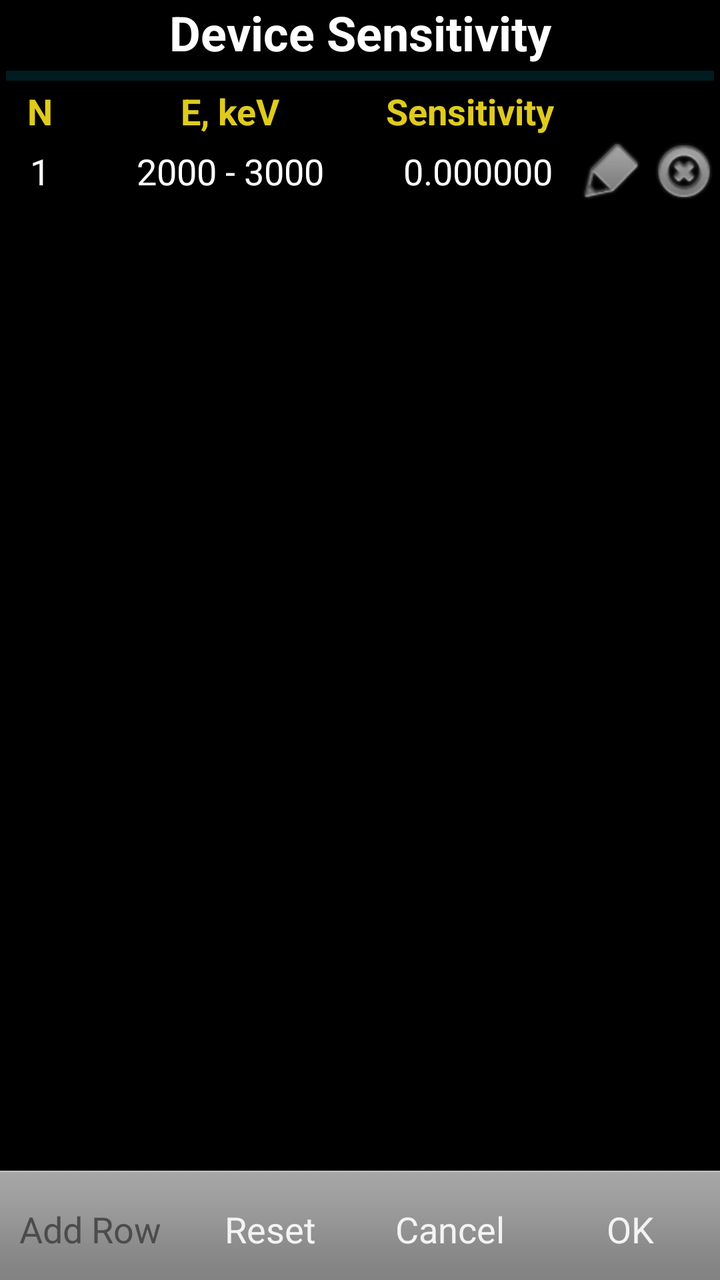
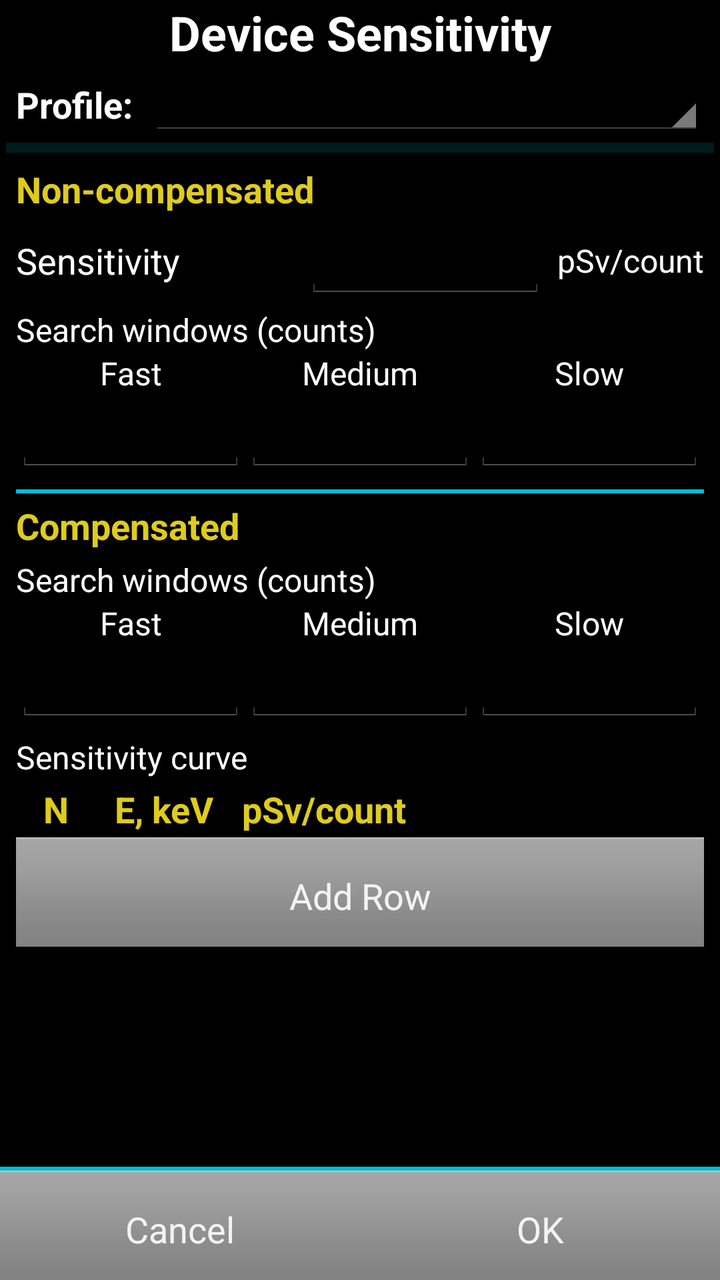

Two renders of the same Android screen: before a commit and after it. Below are the layout's source before the change and the commit's diff.
<!-- AndroidManifest.xml: application theme AppTheme -->
<!-- res/layout/activity_atom_spectra_sensivity.xml -->
<?xml version="1.0" encoding="utf-8"?>
<androidx.constraintlayout.widget.ConstraintLayout xmlns:android="http://schemas.android.com/apk/res/android"
    xmlns:app="http://schemas.android.com/apk/res-auto"
    xmlns:tools="http://schemas.android.com/tools"
    android:layout_width="match_parent"
    android:layout_height="match_parent"
    tools:context=".AtomSpectraSensitivity">

    <TextView
        android:id="@+id/textSenseCaption"
        android:layout_width="0dp"
        android:layout_height="wrap_content"
        android:gravity="center"
        android:text="@string/detector_sensitivity"
        android:textSize="24sp"
        android:textStyle="bold"
        app:layout_constraintEnd_toEndOf="parent"
        app:layout_constraintStart_toStartOf="parent"
        app:layout_constraintTop_toTopOf="parent" />

    <View
        android:id="@+id/topSenseDivider"
        android:layout_width="0dp"
        android:layout_height="5dp"
        android:layout_margin="3dp"
        android:background="?android:attr/listDivider"
        android:backgroundTint="@color/colorDivider"
        android:foreground="@drawable/divider"
        app:layout_constraintEnd_toEndOf="parent"
        app:layout_constraintStart_toStartOf="parent"
        app:layout_constraintTop_toBottomOf="@+id/textSenseCaption" />

    <androidx.constraintlayout.widget.Guideline
        android:id="@+id/guideline5"
        android:layout_width="wrap_content"
        android:layout_height="wrap_content"
        android:orientation="vertical"
        app:layout_constraintGuide_percent="0.5523114"
        app:layout_constraintStart_toStartOf="parent" />

    <TableLayout
        android:id="@+id/tableLayout"
        android:layout_width="match_parent"
        android:layout_height="wrap_content"
        android:layout_marginTop="3dp"
        app:layout_constraintEnd_toEndOf="parent"
        app:layout_constraintStart_toStartOf="parent"
        app:layout_constraintTop_toBottomOf="@+id/topSenseDivider">

        <TableRow
            android:layout_width="match_parent"
            android:layout_height="match_parent">

            <TextView
                android:id="@+id/textViewNHeader"
                android:layout_width="40dp"
                android:layout_height="wrap_content"
                android:gravity="center"
                android:text="N"
                android:textColor="@color/colorHeader"
                android:textSize="18sp"
                android:textStyle="bold" />

            <TextView
                android:id="@+id/textViewEHeader"
                android:layout_width="150dp"
                android:layout_height="wrap_content"
                android:gravity="center"
                android:text="@string/sens_energy_kev"
                android:textColor="@color/colorHeader"
                android:textSize="18sp"
                android:textStyle="bold" />

            <TextView
                android:id="@+id/textViewSensHeader"
                android:layout_width="match_parent"
                android:layout_height="wrap_content"
                android:layout_weight="1"
                android:gravity="center"
                android:text="@string/sens_sensitivity"
                android:textColor="@color/colorHeader"
                android:textSize="18sp"
                android:textStyle="bold" />

            <TextView
                android:id="@+id/textViewDelHeader"
                android:layout_width="80dp"
                android:layout_height="wrap_content"
                android:gravity="center"
                android:textColor="@color/colorHeader"
                android:textSize="18sp"
                android:textStyle="bold" />
        </TableRow>

    </TableLayout>

    <ScrollView
        android:id="@+id/scrollSenseRows"
        android:layout_width="match_parent"
        android:layout_height="0dp"
        app:layout_constraintBottom_toTopOf="@+id/linearLayout"
        app:layout_constraintEnd_toEndOf="parent"
        app:layout_constraintStart_toStartOf="parent"
        app:layout_constraintTop_toBottomOf="@+id/tableLayout">

        <LinearLayout
            android:layout_width="match_parent"
            android:layout_height="wrap_content"
            android:orientation="vertical">

            <TableLayout
                android:id="@+id/tableSensitivity"
                android:layout_width="match_parent"
                android:layout_height="match_parent">

                <TableRow
                    android:layout_width="match_parent"
                    android:layout_height="match_parent">

                    <TextView
                        android:id="@+id/textN0"
                        android:layout_width="40dp"
                        android:layout_height="wrap_content"
                        android:gravity="center"
                        android:text="1"
                        android:textSize="18sp" />

                    <TextView
                        android:id="@+id/editEnergy0"
                        android:layout_width="150dp"
                        android:layout_height="wrap_content"
                        android:gravity="center"
                        android:singleLine="true"
                        android:text="2000 - 3000"
                        android:textSize="18sp" />

                    <TextView
                        android:id="@+id/editSensitivity0"
                        android:layout_width="match_parent"
                        android:layout_height="wrap_content"
                        android:layout_weight="1"
                        android:digits="01234567890.,Ee"
                        android:gravity="center"
                        android:singleLine="true"
                        android:text="0.000000"
                        android:textSize="18sp" />

                    <Button
                        android:id="@+id/buttonSensEdit"
                        android:layout_width="36dp"
                        android:layout_height="36dp"
                        android:enabled="false"
                        android:onClick="onEditButton"
                        android:background="@drawable/menu_edit" />

                    <Button
                        android:id="@+id/buttonSensDelete"
                        android:layout_width="36dp"
                        android:layout_height="36dp"
                        android:enabled="false"
                        android:onClick="onRemoveButton"
                        android:background="@drawable/menu_clear_spectrum" />

                </TableRow>

            </TableLayout>
        </LinearLayout>
    </ScrollView>

    <LinearLayout
        android:id="@+id/linearLayout"
        android:layout_width="match_parent"
        android:layout_height="wrap_content"
        android:orientation="horizontal"
        app:layout_constraintBottom_toBottomOf="parent"
        app:layout_constraintEnd_toEndOf="parent"
        app:layout_constraintStart_toStartOf="parent">

        <Button
            android:id="@+id/buttonSensAdd"
            style="@android:style/ButtonBar"
            android:layout_width="wrap_content"
            android:layout_height="wrap_content"
            android:layout_weight="1"
            android:onClick="onAddButton"
            android:enabled="false"
            android:text="@string/sensitivity_add_row" />

        <Button
            android:id="@+id/buttonSensReset"
            style="@android:style/ButtonBar"
            android:layout_width="wrap_content"
            android:layout_height="wrap_content"
            android:layout_weight="1"
            android:onClick="onResetButton"
            android:text="@string/sensitivity_reset_data" />

        <Button
            android:id="@+id/buttonSensCancel"
            style="@android:style/ButtonBar"
            android:layout_width="wrap_content"
            android:layout_height="wrap_content"
            android:layout_weight="1"
            android:onClick="onCancelButton"
            android:text="@android:string/cancel" />

        <Button
            android:id="@+id/buttonSensOk"
            style="@android:style/ButtonBar"
            android:layout_width="wrap_content"
            android:layout_height="wrap_content"
            android:layout_weight="1"
            android:onClick="onOkButton"
            android:text="@android:string/ok" />
    </LinearLayout>

</androidx.constraintlayout.widget.ConstraintLayout>
<!-- resources referenced by this layout -->
<resources>
  <color name="colorDivider">#FF00BCD4</color>
  <color name="colorHeader">#FFDFCB1E</color>
  <!-- drawable divider: png bitmap (drawable, 3113 bytes) -->
  <!-- drawable menu_clear_spectrum: png bitmap (drawable-hdpi, 19103 bytes) -->
  <!-- drawable menu_edit: png bitmap (drawable-hdpi, 9958 bytes) -->
  <string name="detector_sensitivity">Device Sensitivity</string>
  <string name="sens_energy_kev">E, keV</string>
  <string name="sens_sensitivity">Sensitivity</string>
  <string name="sensitivity_add_row">Add Row</string>
  <string name="sensitivity_reset_data">Reset</string>
  <style name="AppTheme" parent="AppBaseTheme">
          <item name="android:colorPrimary">@color/color_main</item>
          <item name="android:textColor">@color/color_main</item>
          <item name="android:colorAccent">@color/color_main</item>
          
  
      </style>
  <style name="AppBaseTheme" parent="android:Theme.Holo">
          
      </style>
</resources>

<!-- the commit's change to res/layout/activity_atom_spectra_sensivity.xml (unified diff, before → after) -->
@@ -18,6 +18,34 @@
         app:layout_constraintStart_toStartOf="parent"
         app:layout_constraintTop_toTopOf="parent" />
 
+    <LinearLayout
+        android:id="@+id/profileRow"
+        android:layout_width="0dp"
+        android:layout_height="wrap_content"
+        android:layout_marginStart="8dp"
+        android:layout_marginEnd="8dp"
+        android:layout_marginTop="4dp"
+        android:gravity="center_vertical"
+        android:orientation="horizontal"
+        app:layout_constraintEnd_toEndOf="parent"
+        app:layout_constraintStart_toStartOf="parent"
+        app:layout_constraintTop_toBottomOf="@+id/textSenseCaption">
+
+        <TextView
+            android:layout_width="wrap_content"
+            android:layout_height="wrap_content"
+            android:text="@string/profile_selector_label"
+            android:textSize="18sp"
+            android:textStyle="bold" />
+
+        <Spinner
+            android:id="@+id/spinnerProfile"
+            android:layout_width="0dp"
+            android:layout_height="wrap_content"
+            android:layout_marginStart="8dp"
+            android:layout_weight="1" />
+    </LinearLayout>
+
     <View
         android:id="@+id/topSenseDivider"
         android:layout_width="0dp"
@@ -28,190 +56,399 @@
         android:foreground="@drawable/divider"
         app:layout_constraintEnd_toEndOf="parent"
         app:layout_constraintStart_toStartOf="parent"
-        app:layout_constraintTop_toBottomOf="@+id/textSenseCaption" />
-
-    <androidx.constraintlayout.widget.Guideline
-        android:id="@+id/guideline5"
-        android:layout_width="wrap_content"
-        android:layout_height="wrap_content"
-        android:orientation="vertical"
-        app:layout_constraintGuide_percent="0.5523114"
-        app:layout_constraintStart_toStartOf="parent" />
-
-    <TableLayout
-        android:id="@+id/tableLayout"
+        app:layout_constraintTop_toBottomOf="@+id/profileRow" />
+
+    <ScrollView
+        android:id="@+id/scrollSense"
         android:layout_width="match_parent"
-        android:layout_height="wrap_content"
-        android:layout_marginTop="3dp"
+        android:layout_height="0dp"
+        app:layout_constraintBottom_toTopOf="@+id/bottomBar"
         app:layout_constraintEnd_toEndOf="parent"
         app:layout_constraintStart_toStartOf="parent"
         app:layout_constraintTop_toBottomOf="@+id/topSenseDivider">
 
-        <TableRow
+        <LinearLayout
             android:layout_width="match_parent"
-            android:layout_height="match_parent">
-
+            android:layout_height="wrap_content"
+            android:orientation="vertical"
+            android:paddingStart="8dp"
+            android:paddingEnd="8dp">
+
+            
             <TextView
-                android:id="@+id/textViewNHeader"
-                android:layout_width="40dp"
-                android:layout_height="wrap_content"
-                android:gravity="center"
-                android:text="N"
+                android:layout_width="match_parent"
+                android:layout_height="wrap_content"
+                android:layout_marginTop="6dp"
+                android:text="@string/section_non_compensated"
                 android:textColor="@color/colorHeader"
                 android:textSize="18sp"
                 android:textStyle="bold" />
 
+            <LinearLayout
+                android:layout_width="match_parent"
+                android:layout_height="wrap_content"
+                android:layout_marginTop="4dp"
+                android:gravity="center_vertical"
+                android:orientation="horizontal">
+
+                <TextView
+                    android:layout_width="0dp"
+                    android:layout_height="wrap_content"
+                    android:layout_weight="1"
+                    android:text="@string/sens_sensitivity"
+                    android:textSize="18sp" />
+
+                <EditText
+                    android:id="@+id/editNonCompSens"
+                    android:layout_width="120dp"
+                    android:layout_height="wrap_content"
+                    android:gravity="end"
+                    android:inputType="numberDecimal"
+                    android:singleLine="true" />
+
+                <TextView
+                    android:layout_width="wrap_content"
+                    android:layout_height="wrap_content"
+                    android:layout_marginStart="6dp"
+                    android:text="@string/sens_unit_psv_per_count"
+                    android:textSize="16sp" />
+            </LinearLayout>
+
             <TextView
-                android:id="@+id/textViewEHeader"
-                android:layout_width="150dp"
-                android:layout_height="wrap_content"
-                android:gravity="center"
-                android:text="@string/sens_energy_kev"
+                android:layout_width="match_parent"
+                android:layout_height="wrap_content"
+                android:layout_marginTop="4dp"
+                android:text="@string/search_targets_header"
+                android:textSize="16sp" />
+
+            <LinearLayout
+                android:layout_width="match_parent"
+                android:layout_height="wrap_content"
+                android:orientation="horizontal">
+
+                <LinearLayout
+                    android:layout_width="0dp"
+                    android:layout_height="wrap_content"
+                    android:layout_weight="1"
+                    android:orientation="vertical">
+
+                    <TextView
+                        android:layout_width="match_parent"
+                        android:layout_height="wrap_content"
+                        android:gravity="center"
+                        android:text="@string/search_target_fast"
+                        android:textSize="16sp" />
+
+                    <EditText
+                        android:id="@+id/editNonCompFast"
+                        android:layout_width="match_parent"
+                        android:layout_height="wrap_content"
+                        android:gravity="center"
+                        android:inputType="number"
+                        android:singleLine="true" />
+                </LinearLayout>
+
+                <LinearLayout
+                    android:layout_width="0dp"
+                    android:layout_height="wrap_content"
+                    android:layout_weight="1"
+                    android:orientation="vertical">
+
+                    <TextView
+                        android:layout_width="match_parent"
+                        android:layout_height="wrap_content"
+                        android:gravity="center"
+                        android:text="@string/search_target_medium"
+                        android:textSize="16sp" />
+
+                    <EditText
+                        android:id="@+id/editNonCompMedium"
+                        android:layout_width="match_parent"
+                        android:layout_height="wrap_content"
+                        android:gravity="center"
+                        android:inputType="number"
+                        android:singleLine="true" />
+                </LinearLayout>
+
+                <LinearLayout
+                    android:layout_width="0dp"
+                    android:layout_height="wrap_content"
+                    android:layout_weight="1"
+                    android:orientation="vertical">
+
+                    <TextView
+                        android:layout_width="match_parent"
+                        android:layout_height="wrap_content"
+                        android:gravity="center"
+                        android:text="@string/search_target_slow"
+                        android:textSize="16sp" />
+
+                    <EditText
+                        android:id="@+id/editNonCompSlow"
+                        android:layout_width="match_parent"
+                        android:layout_height="wrap_content"
+                        android:gravity="center"
+                        android:inputType="number"
+                        android:singleLine="true" />
+                </LinearLayout>
+            </LinearLayout>
+
+            <View
+                android:layout_width="match_parent"
+                android:layout_height="2dp"
+                android:layout_marginTop="8dp"
+                android:layout_marginBottom="4dp"
+                android:background="@color/colorDivider" />
+
+            
+            <TextView
+                android:layout_width="match_parent"
+                android:layout_height="wrap_content"
+                android:text="@string/section_compensated"
                 android:textColor="@color/colorHeader"
                 android:textSize="18sp"
                 android:textStyle="bold" />
 
             <TextView
-                android:id="@+id/textViewSensHeader"
-                android:layout_width="match_parent"
-                android:layout_height="wrap_content"
-                android:layout_weight="1"
-                android:gravity="center"
-                android:text="@string/sens_sensitivity"
-                android:textColor="@color/colorHeader"
-                android:textSize="18sp"
-                android:textStyle="bold" />
+                android:layout_width="match_parent"
+                android:layout_height="wrap_content"
+                android:layout_marginTop="4dp"
+                android:text="@string/search_targets_header"
+                android:textSize="16sp" />
+
+            <LinearLayout
+                android:layout_width="match_parent"
+                android:layout_height="wrap_content"
+                android:orientation="horizontal">
+
+                <LinearLayout
+                    android:layout_width="0dp"
+                    android:layout_height="wrap_content"
+                    android:layout_weight="1"
+                    android:orientation="vertical">
+
+                    <TextView
+                        android:layout_width="match_parent"
+                        android:layout_height="wrap_content"
+                        android:gravity="center"
+                        android:text="@string/search_target_fast"
+                        android:textSize="16sp" />
+
+                    <EditText
+                        android:id="@+id/editCompFast"
+                        android:layout_width="match_parent"
+                        android:layout_height="wrap_content"
+                        android:gravity="center"
+                        android:inputType="number"
+                        android:singleLine="true" />
+                </LinearLayout>
+
+                <LinearLayout
+                    android:layout_width="0dp"
+                    android:layout_height="wrap_content"
+                    android:layout_weight="1"
+                    android:orientation="vertical">
+
+                    <TextView
+                        android:layout_width="match_parent"
+                        android:layout_height="wrap_content"
+                        android:gravity="center"
+                        android:text="@string/search_target_medium"
+                        android:textSize="16sp" />
+
+                    <EditText
+                        android:id="@+id/editCompMedium"
+                        android:layout_width="match_parent"
+                        android:layout_height="wrap_content"
+                        android:gravity="center"
+                        android:inputType="number"
+                        android:singleLine="true" />
+                </LinearLayout>
+
+                <LinearLayout
+                    android:layout_width="0dp"
+                    android:layout_height="wrap_content"
+                    android:layout_weight="1"
+                    android:orientation="vertical">
+
+                    <TextView
+                        android:layout_width="match_parent"
+                        android:layout_height="wrap_content"
+                        android:gravity="center"
+                        android:text="@string/search_target_slow"
+                        android:textSize="16sp" />
+
+                    <EditText
+                        android:id="@+id/editCompSlow"
+                        android:layout_width="match_parent"
+                        android:layout_height="wrap_content"
+                        android:gravity="center"
+                        android:inputType="number"
+                        android:singleLine="true" />
+                </LinearLayout>
+            </LinearLayout>
 
             <TextView
-                android:id="@+id/textViewDelHeader"
-                android:layout_width="80dp"
-                android:layout_height="wrap_content"
-                android:gravity="center"
-                android:textColor="@color/colorHeader"
-                android:textSize="18sp"
-                android:textStyle="bold" />
-        </TableRow>
-
-    </TableLayout>
-
-    <ScrollView
-        android:id="@+id/scrollSenseRows"
-        android:layout_width="match_parent"
-        android:layout_height="0dp"
-        app:layout_constraintBottom_toTopOf="@+id/linearLayout"
-        app:layout_constraintEnd_toEndOf="parent"
-        app:layout_constraintStart_toStartOf="parent"
-        app:layout_constraintTop_toBottomOf="@+id/tableLayout">
-
-        <LinearLayout
-            android:layout_width="match_parent"
-            android:layout_height="wrap_content"
-            android:orientation="vertical">
-
+                android:layout_width="match_parent"
+                android:layout_height="wrap_content"
+                android:layout_marginTop="6dp"
+                android:text="@string/section_compensated_curve"
+                android:textSize="16sp" />
+
+            
             <TableLayout
-                android:id="@+id/tableSensitivity"
-                android:layout_width="match_parent"
-                android:layout_height="match_parent">
+                android:layout_width="match_parent"
+                android:layout_height="wrap_content"
+                android:layout_marginTop="3dp">
 
                 <TableRow
                     android:layout_width="match_parent"
                     android:layout_height="match_parent">
 
                     <TextView
-                        android:id="@+id/textN0"
                         android:layout_width="40dp"
                         android:layout_height="wrap_content"
                         android:gravity="center"
-                        android:text="1"
-                        android:textSize="18sp" />
-
-                    <TextView
-                        android:id="@+id/editEnergy0"
-                        android:layout_width="150dp"
-                        android:layout_height="wrap_content"
-                        android:gravity="center"
-                        android:singleLine="true"
-                        android:text="2000 - 3000"
-                        android:textSize="18sp" />
-
-                    <TextView
-                        android:id="@+id/editSensitivity0"
+                        android:text="N"
+                        android:textColor="@color/colorHeader"
+                        android:textSize="18sp"
+                        android:textStyle="bold" />
+
+                    <TextView
+                        android:layout_width="match_parent"
+                        android:layout_height="wrap_content"
+                        android:layout_weight="2"
+                        android:gravity="center"
+                        android:text="@string/sens_energy_kev"
+                        android:textColor="@color/colorHeader"
+                        android:textSize="18sp"
+                        android:textStyle="bold" />
+
+                    <TextView
                         android:layout_width="match_parent"
                         android:layout_height="wrap_content"
                         android:layout_weight="1"
-                        android:digits="01234567890.,Ee"
-                        android:gravity="center"
-                        android:singleLine="true"
-                        android:text="0.000000"
-                        android:textSize="18sp" />
-
-                    <Button
-                        android:id="@+id/buttonSensEdit"
-                        android:layout_width="36dp"
-                        android:layout_height="36dp"
-                        android:enabled="false"
-                        android:onClick="onEditButton"
-                        android:background="@drawable/menu_edit" />
-
-                    <Button
-                        android:id="@+id/buttonSensDelete"
-                        android:layout_width="36dp"
-                        android:layout_height="36dp"
-                        android:enabled="false"
-                        android:onClick="onRemoveButton"
-                        android:background="@drawable/menu_clear_spectrum" />
-
+                        android:gravity="center"
+                        android:text="@string/sens_unit_psv_per_count"
+                        android:textColor="@color/colorHeader"
+                        android:textSize="18sp"
+                        android:textStyle="bold" />
+
+                    <TextView
+                        android:layout_width="144dp"
+                        android:layout_height="wrap_content"
+                        android:gravity="center"
+                        android:textColor="@color/colorHeader"
+                        android:textSize="18sp"
+                        android:textStyle="bold" />
                 </TableRow>
-
             </TableLayout>
+
+            <TableLayout
+                android:id="@+id/tableSensitivity"
+                android:layout_width="match_parent"
+                android:layout_height="wrap_content" />
+
+            <Button
+                android:id="@+id/buttonSensAdd"
+                style="@android:style/ButtonBar"
+                android:layout_width="match_parent"
+                android:layout_height="wrap_content"
+                android:layout_marginTop="2dp"
+                android:onClick="onAddButton"
+                android:text="@string/sensitivity_add_row" />
         </LinearLayout>
     </ScrollView>
 
     <LinearLayout
-        android:id="@+id/linearLayout"
+        android:id="@+id/bottomBar"
         android:layout_width="match_parent"
         android:layout_height="wrap_content"
-        android:orientation="horizontal"
+        android:orientation="vertical"
         app:layout_constraintBottom_toBottomOf="parent"
         app:layout_constraintEnd_toEndOf="parent"
         app:layout_constraintStart_toStartOf="parent">
 
-        <Button
-            android:id="@+id/buttonSensAdd"
-            style="@android:style/ButtonBar"
-            android:layout_width="wrap_content"
-            android:layout_height="wrap_content"
-            android:layout_weight="1"
-            android:onClick="onAddButton"
-            android:enabled="false"
-            android:text="@string/sensitivity_add_row" />
-
-        <Button
-            android:id="@+id/buttonSensReset"
-            style="@android:style/ButtonBar"
-            android:layout_width="wrap_content"
-            android:layout_height="wrap_content"
-            android:layout_weight="1"
-            android:onClick="onResetButton"
-            android:text="@string/sensitivity_reset_data" />
-
-        <Button
-            android:id="@+id/buttonSensCancel"
-            style="@android:style/ButtonBar"
-            android:layout_width="wrap_content"
-            android:layout_height="wrap_content"
-            android:layout_weight="1"
-            android:onClick="onCancelButton"
-            android:text="@android:string/cancel" />
-
-        <Button
-            android:id="@+id/buttonSensOk"
-            style="@android:style/ButtonBar"
-            android:layout_width="wrap_content"
-            android:layout_height="wrap_content"
-            android:layout_weight="1"
-            android:onClick="onOkButton"
-            android:text="@android:string/ok" />
+        <View
+            android:layout_width="match_parent"
+            android:layout_height="2dp"
+            android:background="@color/colorDivider" />
+
+        
+        <LinearLayout
+            android:id="@+id/builtInActions"
+            android:layout_width="match_parent"
+            android:layout_height="wrap_content"
+            android:orientation="horizontal"
+            android:visibility="gone">
+
+            <Button
+                android:id="@+id/buttonCustomize"
+                style="@android:style/ButtonBar"
+                android:layout_width="match_parent"
+                android:layout_height="wrap_content"
+                android:onClick="onCustomizeButton"
+                android:text="@string/profile_customize" />
+        </LinearLayout>
+
+        <LinearLayout
+            android:id="@+id/customActions"
+            android:layout_width="match_parent"
+            android:layout_height="wrap_content"
+            android:orientation="horizontal"
+            android:visibility="gone">
+
+            <Button
+                android:id="@+id/buttonProfileLoad"
+                style="@android:style/ButtonBar"
+                android:layout_width="wrap_content"
+                android:layout_height="wrap_content"
+                android:layout_weight="1"
+                android:onClick="onLoadProfileButton"
+                android:text="@string/profile_load" />
+
+            <Button
+                android:id="@+id/buttonProfileSave"
+                style="@android:style/ButtonBar"
+                android:layout_width="wrap_content"
+                android:layout_height="wrap_content"
+                android:layout_weight="1"
+                android:onClick="onSaveProfileButton"
+                android:text="@string/profile_save" />
+
+            <Button
+                android:id="@+id/buttonProfileReset"
+                style="@android:style/ButtonBar"
+                android:layout_width="wrap_content"
+                android:layout_height="wrap_content"
+                android:layout_weight="1"
+                android:onClick="onResetToButton"
+                android:text="@string/profile_reset_to" />
+        </LinearLayout>
+
+        <LinearLayout
+            android:layout_width="match_parent"
+            android:layout_height="wrap_content"
+            android:orientation="horizontal">
+
+            <Button
+                android:id="@+id/buttonSensCancel"
+                style="@android:style/ButtonBar"
+                android:layout_width="wrap_content"
+                android:layout_height="wrap_content"
+                android:layout_weight="1"
+                android:onClick="onCancelButton"
+                android:text="@android:string/cancel" />
+
+            <Button
+                android:id="@+id/buttonSensOk"
+                style="@android:style/ButtonBar"
+                android:layout_width="wrap_content"
+                android:layout_height="wrap_content"
+                android:layout_weight="1"
+                android:onClick="onOkButton"
+                android:text="@android:string/ok" />
+        </LinearLayout>
     </LinearLayout>
 
 </androidx.constraintlayout.widget.ConstraintLayout>
<!-- resource entries referenced after the edit -->
@@ -3,13 +3,23 @@
   <color name="colorDivider">#FF00BCD4</color>
   <color name="colorHeader">#FFDFCB1E</color>
   <!-- drawable divider: png bitmap (drawable, 3113 bytes) -->
-  <!-- drawable menu_clear_spectrum: png bitmap (drawable-hdpi, 19103 bytes) -->
-  <!-- drawable menu_edit: png bitmap (drawable-hdpi, 9958 bytes) -->
   <string name="detector_sensitivity">Device Sensitivity</string>
+  <string name="profile_customize">Customize</string>
+  <string name="profile_load">Load</string>
+  <string name="profile_reset_to">Reset to…</string>
+  <string name="profile_save">Save</string>
+  <string name="profile_selector_label">Profile:</string>
+  <string name="search_target_fast">Fast</string>
+  <string name="search_target_medium">Medium</string>
+  <string name="search_target_slow">Slow</string>
+  <string name="search_targets_header">Search windows (counts)</string>
+  <string name="section_compensated">Compensated</string>
+  <string name="section_compensated_curve">Sensitivity curve</string>
+  <string name="section_non_compensated">Non-compensated</string>
   <string name="sens_energy_kev">E, keV</string>
   <string name="sens_sensitivity">Sensitivity</string>
+  <string name="sens_unit_psv_per_count">pSv/count</string>
   <string name="sensitivity_add_row">Add Row</string>
-  <string name="sensitivity_reset_data">Reset</string>
   <style name="AppTheme" parent="AppBaseTheme">
           <item name="android:colorPrimary">@color/color_main</item>
           <item name="android:textColor">@color/color_main</item>
